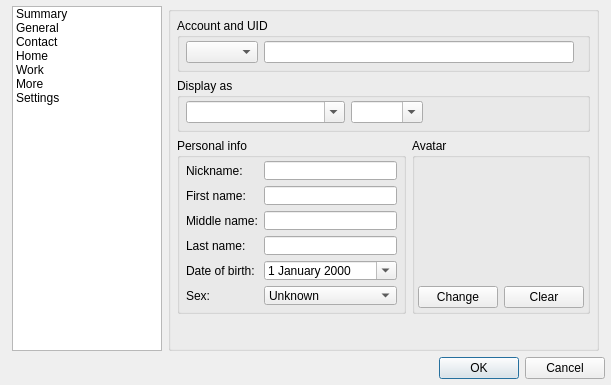
Above: src/widgets/windows/ContactWindow.ui from KittyIM/Client before the change. Below: the same form after it.
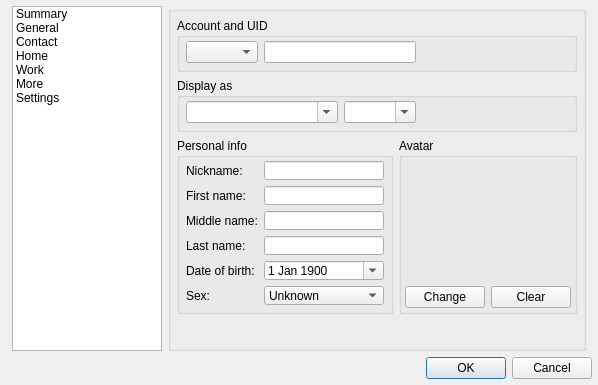
That is the form after the change. The open tabs and pages were chosen to show the change. Icons and pictures are not drawn.

Commit message: A couple of fixes to the Contact Window.

```diff
--- a/src/widgets/windows/ContactWindow.ui
+++ b/src/widgets/windows/ContactWindow.ui
@@ -159,6 +159,12 @@
                <property name="orientation">
                 <enum>Qt::Horizontal</enum>
                </property>
+               <property name="sizeHint" stdset="0">
+                <size>
+                 <width>0</width>
+                 <height>0</height>
+                </size>
+               </property>
               </spacer>
              </item>
             </layout>
@@ -307,8 +313,28 @@
                  </item>
                  <item row="4" column="1">
                   <widget class="QDateEdit" name="birthdayDateEdit">
-                   <property name="displayFormat">
-                    <string notr="true">d MMMM yyyy</string>
+                   <property name="accelerated">
+                    <bool>true</bool>
+                   </property>
+                   <property name="correctionMode">
+                    <enum>QAbstractSpinBox::CorrectToNearestValue</enum>
+                   </property>
+                   <property name="dateTime">
+                    <datetime>
+                     <hour>0</hour>
+                     <minute>0</minute>
+                     <second>0</second>
+                     <year>1900</year>
+                     <month>1</month>
+                     <day>1</day>
+                    </datetime>
+                   </property>
+                   <property name="minimumDate">
+                    <date>
+                     <year>1900</year>
+                     <month>1</month>
+                     <day>1</day>
+                    </date>
                    </property>
                    <property name="calendarPopup">
                     <bool>true</bool>
```
The commit also changes 1 other file.
